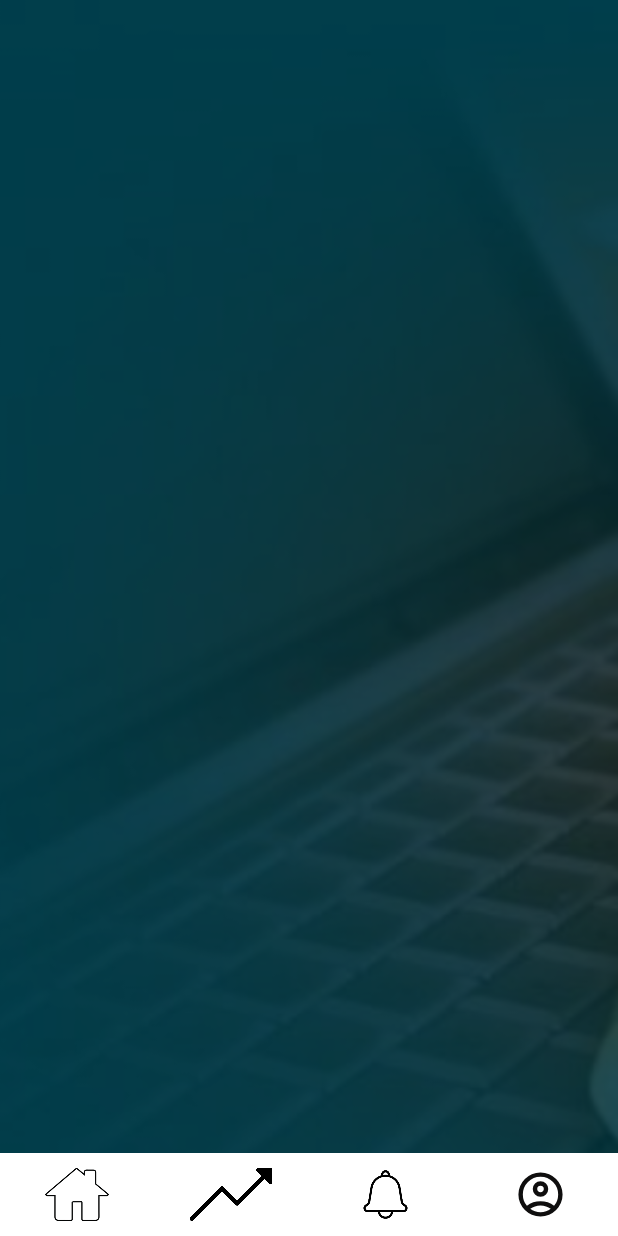
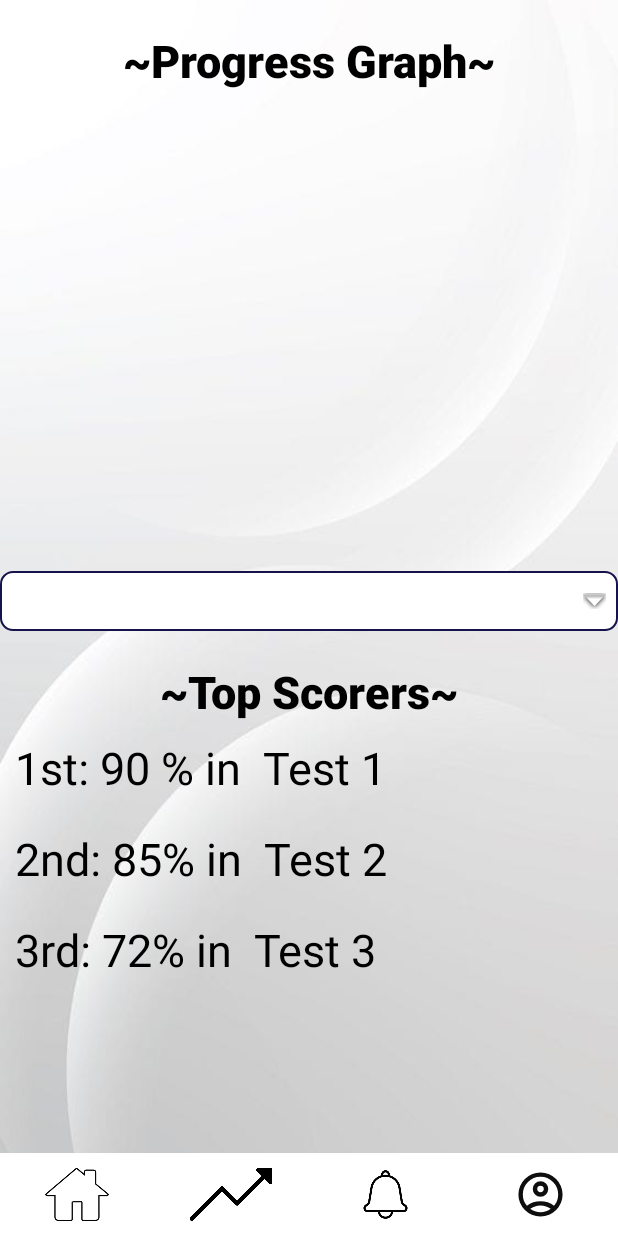
Before and after one commit to Nandani2005/cognitest, an Android app built with Jetpack Compose: the progress screen opened directly, with no data from a screen before it, on a phone screen of 412 x 824 dp. Run offline under Robolectric (Android 15) with nearby library versions, the phone set to English and light mode, and no system bars.

Commit message:
new layout added

```diff
--- a/app/src/main/java/com/example/cognigent/profile.kt
+++ b/app/src/main/java/com/example/cognigent/profile.kt
@@ -78,6 +78,7 @@ class profile : AppCompatActivity() {
             val intent = Intent(this, homepage::class.java)
             intent.putExtra("course", prefs.getString("course", ""))
             startActivity(intent)
+            finish()
         }
         findViewById<ImageView>(R.id.nav_progress).setOnClickListener {
             startActivity(Intent(this, progress::class.java))
--- a/app/src/main/java/com/example/cognigent/progress.kt
+++ b/app/src/main/java/com/example/cognigent/progress.kt
@@ -19,6 +19,7 @@ class progress : AppCompatActivity() {
 
         findViewById<ImageView>(R.id.nav_home).setOnClickListener {
             startActivity(Intent(this, homepage::class.java))
+            finish()
         }
 
         findViewById<ImageView>(R.id.nav_profile).setOnClickListener {
--- a/app/src/main/res/drawable/spinner_drawable.xml
+++ b/app/src/main/res/drawable/spinner_drawable.xml
@@ -2,7 +2,7 @@
 <layer-list xmlns:android="http://schemas.android.com/apk/res/android">
     <item>
         <shape android:shape="rectangle">
-            <solid android:color="#F0ECEC" />
+            <solid android:color="#FFFFFF" />
             <stroke
                 android:width="1dp"
                 android:color="#16124B" />
--- a/app/src/main/res/layout/activity_progress.xml
+++ b/app/src/main/res/layout/activity_progress.xml
@@ -1,41 +1,86 @@
 <?xml version="1.0" encoding="utf-8"?>
-<RelativeLayout xmlns:android="http://schemas.android.com/apk/res/android"
+<LinearLayout xmlns:android="http://schemas.android.com/apk/res/android"
     android:layout_width="match_parent"
+    android:orientation="vertical"
+    android:background="@drawable/homebg"
     android:layout_height="match_parent">
-
-    <!-- Background image -->
-    <ImageView
-        android:layout_width="match_parent"
-        android:layout_height="match_parent"
-        android:scaleType="centerCrop"
-        android:src="@drawable/bg4" />
-
-    <!-- Transparent black overlay -->
-    <View
-        android:layout_width="match_parent"
-        android:layout_height="match_parent"
-        android:background="#99000000" />
-
-    <!-- Foreground content -->
-    <LinearLayout
-        android:layout_width="match_parent"
-        android:layout_height="match_parent"
-        android:orientation="vertical">
 
 <LinearLayout
     android:layout_width="match_parent"
     android:layout_height="0dp"
     android:layout_weight="1"
     android:orientation="vertical">
+    <TextView
+        android:layout_width="match_parent"
+        android:layout_height="wrap_content"
+        android:text="~Progress Graph~"
+        android:gravity="center"
+        android:layout_marginTop="20dp"
+        android:textSize="30dp"
+        android:textColor="#000"
+        android:fontFamily="sans-serif-black"
+        />
+    <LinearLayout
+        android:layout_width="match_parent"
+        android:layout_height="280dp"
+        android:padding="35dp"
+        android:layout_margin="20dp"
+        />
+    <LinearLayout
+        android:layout_width="match_parent"
+        android:layout_height="wrap_content"
+        android:orientation="vertical">
 
+        <Spinner
+            android:id="@+id/subjectSpinner"
+            android:layout_width="match_parent"
+            android:layout_height="40dp"
+            android:background="@drawable/spinner_drawable"
+            android:spinnerMode="dropdown" />
+
+        <TextView
+            android:layout_width="match_parent"
+            android:layout_height="wrap_content"
+            android:text="~Top Scorers~"
+            android:gravity="center"
+            android:layout_marginTop="20dp"
+            android:textSize="30dp"
+            android:textColor="#000"
+            android:fontFamily="sans-serif-black"
+            />
+        <TextView
+            android:layout_width="match_parent"
+            android:layout_height="wrap_content"
+            android:text="1st: 90 % in  Test 1"
+            android:textSize="30dp"
+            android:textColor="#000"
+            android:padding="10dp"
+            />
+
+
+        <TextView
+            android:layout_width="match_parent"
+            android:layout_height="wrap_content"
+            android:text="2nd: 85% in  Test 2"
+            android:textSize="30dp"
+            android:textColor="#000"
+            android:padding="10dp"
+            />
+        <TextView
+            android:layout_width="match_parent"
+            android:layout_height="wrap_content"
+            android:text="3rd: 72% in  Test 3"
+            android:textSize="30dp"
+            android:textColor="#000"
+            android:padding="10dp"
+            />
+    </LinearLayout>
 </LinearLayout>
+
     <include
         android:id="@+id/bottomNavigation"
         layout="@layout/bottom_nav"
         android:layout_width="match_parent"
-        android:layout_alignParentBottom="true"
-        android:layout_alignParentRight="true"
+        android:layout_height="55dp" />
 
-        android:layout_height="55dp" />
-    </LinearLayout>
-</RelativeLayout>
+</LinearLayout>
```
